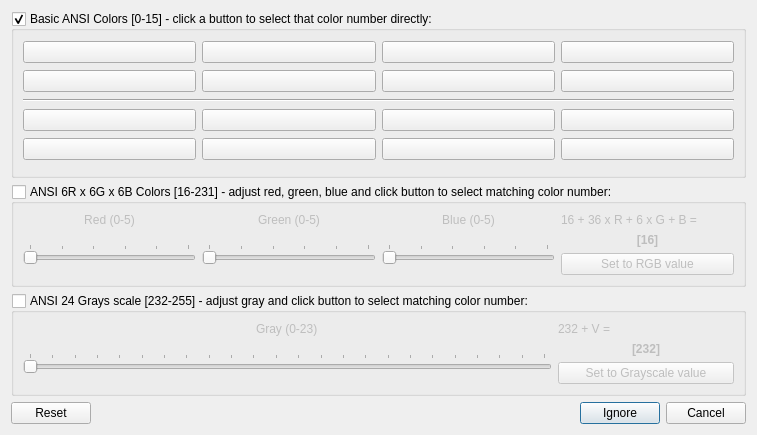
Qt form src/ui/color_trigger.ui (Mudlet/Mudlet) before a commit.
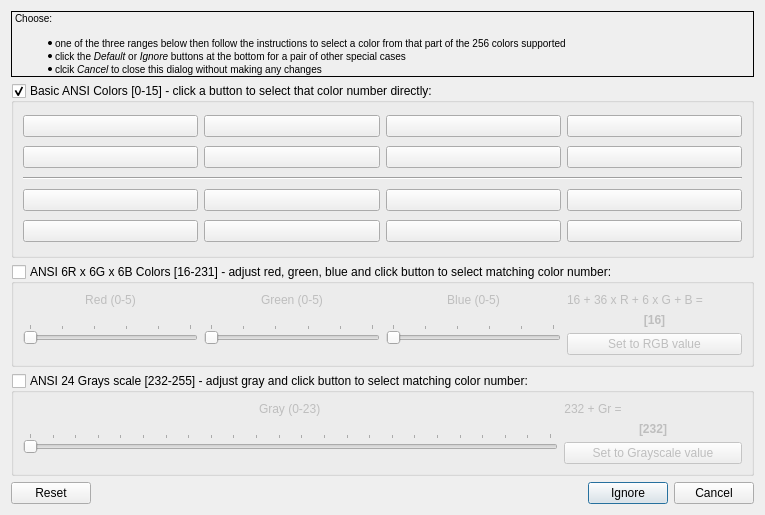
The same form after that commit. Icons and pictures are not drawn.

```diff
--- a/src/ui/color_trigger.ui
+++ b/src/ui/color_trigger.ui
@@ -9,8 +9,8 @@
    <rect>
     <x>0</x>
     <y>0</y>
-    <width>757</width>
-    <height>435</height>
+    <width>765</width>
+    <height>515</height>
    </rect>
   </property>
   <property name="windowTitle">
@@ -24,6 +24,30 @@
    <bool>true</bool>
   </property>
   <layout class="QVBoxLayout" name="verticalLayout">
+   <item>
+    <widget class="QLabel" name="label">
+     <property name="frameShape">
+      <enum>QFrame::Panel</enum>
+     </property>
+     <property name="frameShadow">
+      <enum>QFrame::Plain</enum>
+     </property>
+     <property name="text">
+      <string comment="Ensure that &quot;Default&quot;, &quot;Ignore&quot; and &quot;Cancel&quot; in this instruction are the same as used for the controls elsewhere on this dialog.">&lt;small&gt;Choose:&lt;ul&gt;&lt;li&gt;one of the three ranges below then follow the instructions to select a color from that part of the 256 colors supported&lt;/li&gt;
+&lt;li&gt;click the &lt;i&gt;Default&lt;/i&gt; or &lt;i&gt;Ignore&lt;/i&gt; buttons at the bottom for a pair of other special cases&lt;/li&gt;
+&lt;li&gt;clcik &lt;i&gt;Cancel&lt;/i&gt; to close this dialog without making any changes&lt;/li&gt;&lt;/ul&gt;&lt;/small&gt;</string>
+     </property>
+     <property name="scaledContents">
+      <bool>false</bool>
+     </property>
+     <property name="wordWrap">
+      <bool>true</bool>
+     </property>
+     <property name="textInteractionFlags">
+      <set>Qt::NoTextInteraction</set>
+     </property>
+    </widget>
+   </item>
    <item>
     <widget class="QGroupBox" name="groupBox_basicColors">
      <property name="title">
@@ -348,7 +372,7 @@
       <item row="0" column="1" alignment="Qt::AlignLeft">
        <widget class="QLabel" name="label_grayFormula">
         <property name="text">
-         <string>232 + V =</string>
+         <string>232 + Gr =</string>
         </property>
         <property name="alignment">
          <set>Qt::AlignCenter</set>
```
